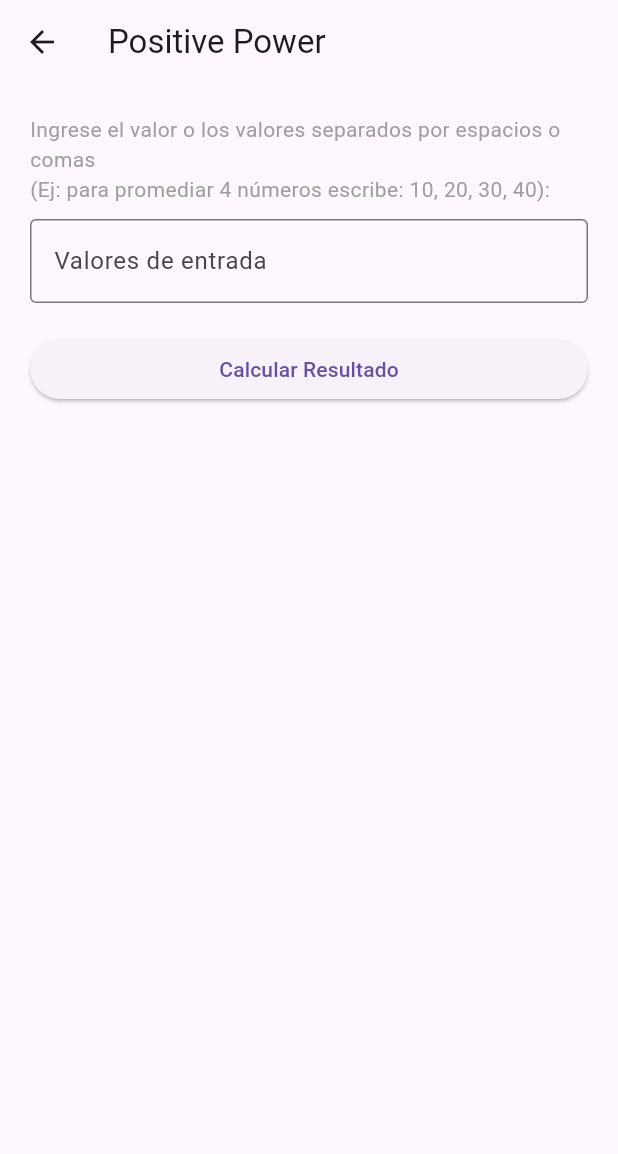
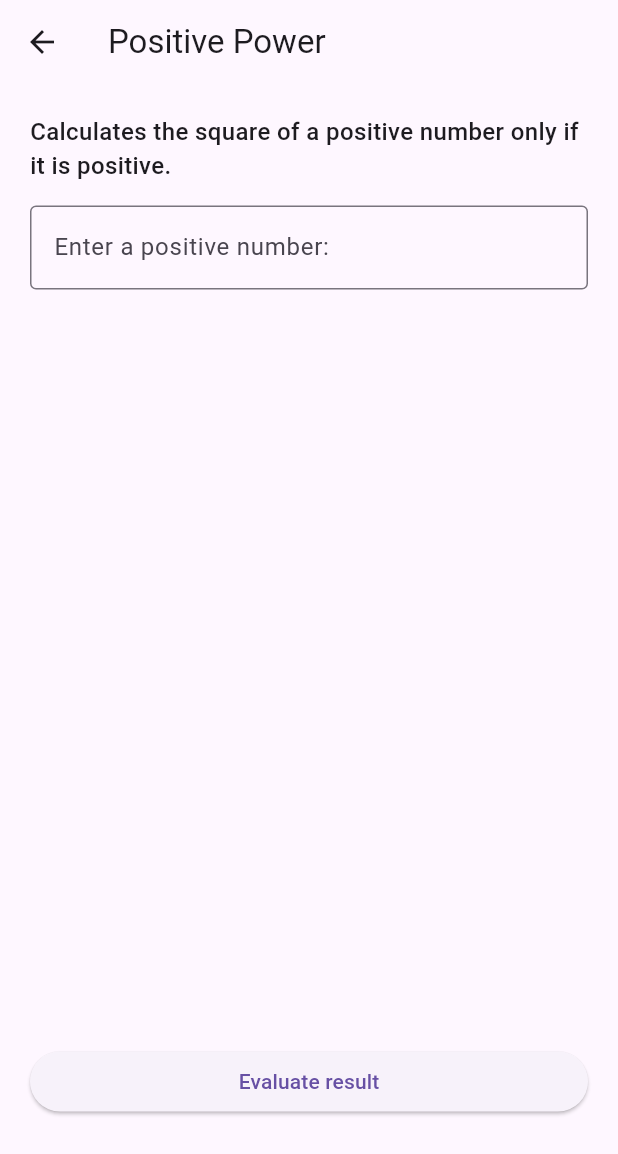
Before and after one commit to dcanosu/DartFlutterExercises, a Flutter app: the screen it shows after launch, after a tap on an icon or button, on a phone screen of 412 x 824 dp. Shown: the top 1154 px of the screen. Run offline on Flutter 3.47's test engine with Material 3 defaults, Android fonts, the phone set to English and light mode, and no system bars.

Commit message:
feat: Adding each box for each input

```diff
--- a/exercise_flutter_app/lib/exercise_detail_screen.dart
+++ b/exercise_flutter_app/lib/exercise_detail_screen.dart
@@ -6,35 +6,50 @@ class ExerciseDetailScreen extends StatefulWidget {
   final ExerciseItem exerciseItem;
 
   const ExerciseDetailScreen({super.key, required this.exerciseItem});
+
   @override
   State<ExerciseDetailScreen> createState() => _ExerciseDetailScreenState();
 }
 
 class _ExerciseDetailScreenState extends State<ExerciseDetailScreen> {
-  final TextEditingController _controller = TextEditingController();
+  late final List<TextEditingController> _controllers;
   String _result = "";
+
+  @override
+  void initState() {
+    super.initState();
+    _controllers = List.generate(
+      widget.exerciseItem.inputLabels.length,
+      (_) => TextEditingController(),
+    );
+  }
+
+  @override
+  void dispose() {
+    for (var controller in _controllers) {
+      controller.dispose();
+    }
+    super.dispose();
+  }
 
   void _run() {
     setState(() {
-      final text = _controller.text;
-      final parts = text.split(RegExp(r'[\s,]+'));
+      List<double> inputs = [];
 
-      List<double> inputs = [];
-      for (var part in parts) {
-        if (part.isNotEmpty) {
-          final val = double.tryParse(part);
-          if (val != null) {
-            inputs.add(val);
-          }
+      for (var controller in _controllers) {
+        final text = double.tryParse(controller.text);
+        if (text != null) {
+          inputs.add(text);
+        } else {
+          inputs.add(0.0);
         }
       }
 
       try {
         final exercise = widget.exerciseItem.builder(inputs);
-
         _result = exercise.execute();
       } catch (e) {
-        _result = "Result: Error en los datos de entrada.";
+        _result = "Result: Error executing the exercise: ${e.toString()}";
       }
     });
   }
@@ -48,23 +63,36 @@ class _ExerciseDetailScreenState extends State<ExerciseDetailScreen> {
         child: Column(
           crossAxisAlignment: CrossAxisAlignment.stretch,
           children: [
-            const Text(
-              "Ingrese el valor o los valores separados por espacios o comas\n(Ej: para promediar 4 números escribe: 10, 20, 30, 40):",
-              style: TextStyle(fontSize: 14, color: Colors.grey),
+            Text(
+              widget.exerciseItem.description,
+              style: const TextStyle(fontSize: 16, fontWeight: FontWeight.w500),
+            ),
+            const SizedBox(height: 15),
+
+            Expanded(
+              child: ListView.builder(
+                itemCount: widget.exerciseItem.inputLabels.length,
+                itemBuilder: (context, index) {
+                  return Padding(
+                    padding: const EdgeInsets.only(bottom: 15.0),
+                    child: TextField(
+                      controller: _controllers[index],
+                      keyboardType: const TextInputType.numberWithOptions(
+                        decimal: true,
+                      ),
+                      decoration: InputDecoration(
+                        border: const OutlineInputBorder(),
+                        labelText: widget.exerciseItem.inputLabels[index],
+                      ),
+                    ),
+                  );
+                },
+              ),
             ),
             const SizedBox(height: 10),
-            TextField(
-              controller: _controller,
-              keyboardType: TextInputType.text,
-              decoration: const InputDecoration(
-                border: OutlineInputBorder(),
-                labelText: 'Valores de entrada',
-              ),
-            ),
-            const SizedBox(height: 20),
             ElevatedButton(
               onPressed: _run,
-              child: const Text('Calcular Resultado'),
+              child: const Text('Evaluate result'),
             ),
             const SizedBox(height: 30),
             Text(
--- a/exercise_flutter_app/lib/exercises/exercise_base.dart
+++ b/exercise_flutter_app/lib/exercises/exercise_base.dart
@@ -1,4 +1,4 @@
-abstract class Exercise{
+abstract class Exercise {
   String get title;
   String execute();
 }
--- a/exercise_flutter_app/lib/exercises_registry.dart
+++ b/exercise_flutter_app/lib/exercises_registry.dart
@@ -8,23 +8,32 @@ import "exercises/midweek_day.dart";
 import "exercises/tax_calculator.dart";
 import "exercises/remainder_finder.dart";
 
-// Creamos una clase modelo simple para representar cada elemento del menú
 class ExerciseItem {
   final String title;
-  final Exercise Function(List<double> inputs)
-  builder; // Fábrica para construirlo con los datos
+  final String description;
+  final List<String> inputLabels;
+  final Exercise Function(List<double> inputs) builder;
 
-  ExerciseItem({required this.title, required this.builder});
+  ExerciseItem({
+    required this.title,
+    required this.description,
+    required this.inputLabels,
+    required this.builder,
+  });
 }
 
-// Lista de ejercicios disponibles con su respectiva fábrica
 final List<ExerciseItem> allExercises = [
   ExerciseItem(
     title: "Positive Power",
+    description:
+        "Calculates the square of a positive number only if it is positive.",
+    inputLabels: ["Enter a positive number:"],
     builder: (inputs) => PositivePower(inputs.isNotEmpty ? inputs[0] : 0),
   ),
   ExerciseItem(
     title: "Double or Triple",
+    description: "Calculates the double or triple of a given number.",
+    inputLabels: ["Enter the first number:", "Enter the second number:"],
     builder: (inputs) => DoubleOrTriple(
       inputs.length > 0 ? inputs[0] : 0,
       inputs.length > 1 ? inputs[1] : 0,
@@ -32,23 +41,33 @@ final List<ExerciseItem> allExercises = [
   ),
   ExerciseItem(
     title: "Root or Square",
+    description: "Calculates the square root or the square of a given number.",
+    inputLabels: ["Enter a number:"],
     builder: (inputs) => RootOrSquare(inputs.isNotEmpty ? inputs[0] : 0),
   ),
 
   ExerciseItem(
     title: "Circle Perimeter",
+    description: "Calculates the perimeter of a circle given its radius.",
+    inputLabels: ["Enter the radius:"],
     builder: (inputs) => CirclePerimeter(inputs.isNotEmpty ? inputs[0] : 0),
   ),
   ExerciseItem(
     title: "Midweek Day",
+    description: "Determines the day of the week for a given date.",
+    inputLabels: ["Enter a date (day, month, year):"],
     builder: (inputs) => MidweekDay(inputs.isNotEmpty ? inputs[0].toInt() : 0),
   ),
   ExerciseItem(
     title: "Tax Calculator",
+    description: "Calculates the tax for a given amount.",
+    inputLabels: ["Enter the amount:"],
     builder: (inputs) => TaxCalculator(inputs.isNotEmpty ? inputs[0] : 0),
   ),
   ExerciseItem(
     title: "Remainder Finder",
+    description: "Finds the remainder of a division.",
+    inputLabels: ["Dividend:", "Divisor:"],
     builder: (inputs) => RemainderFinder(
       inputs.length > 0 ? inputs[0].toInt() : 0,
       inputs.length > 1 ? inputs[1].toInt() : 0,
@@ -56,6 +75,8 @@ final List<ExerciseItem> allExercises = [
   ),
   ExerciseItem(
     title: "Average of Four",
+    description: "Calculates the average of four numbers.",
+    inputLabels: ["Number 1:", "Number 2:", "Number 3:", "Number 4:"],
     builder: (inputs) => AverageOfFour(
       inputs.length > 0 ? inputs[0] : 0,
       inputs.length > 1 ? inputs[1] : 0,
```
Also changed, not shown: exercise_flutter_app/lib/exercises/average_of_four.dart (line endings or trailing spaces), exercise_flutter_app/lib/exercises/circle_perimeter.dart (line endings or trailing spaces), exercise_flutter_app/lib/exercises/double_triple.dart (line endings or trailing spaces), exercise_flutter_app/lib/exercises/midweek_day.dart (line endings or trailing spaces), exercise_flutter_app/lib/exercises/positive_power.dart (line endings or trailing spaces), exercise_flutter_app/lib/exercises/remainder_finder.dart (line endings or trailing spaces), exercise_flutter_app/lib/exercises/root_square.dart (line endings or trailing spaces), exercise_flutter_app/lib/exercises/tax_calculator.dart (line endings or trailing spaces).
